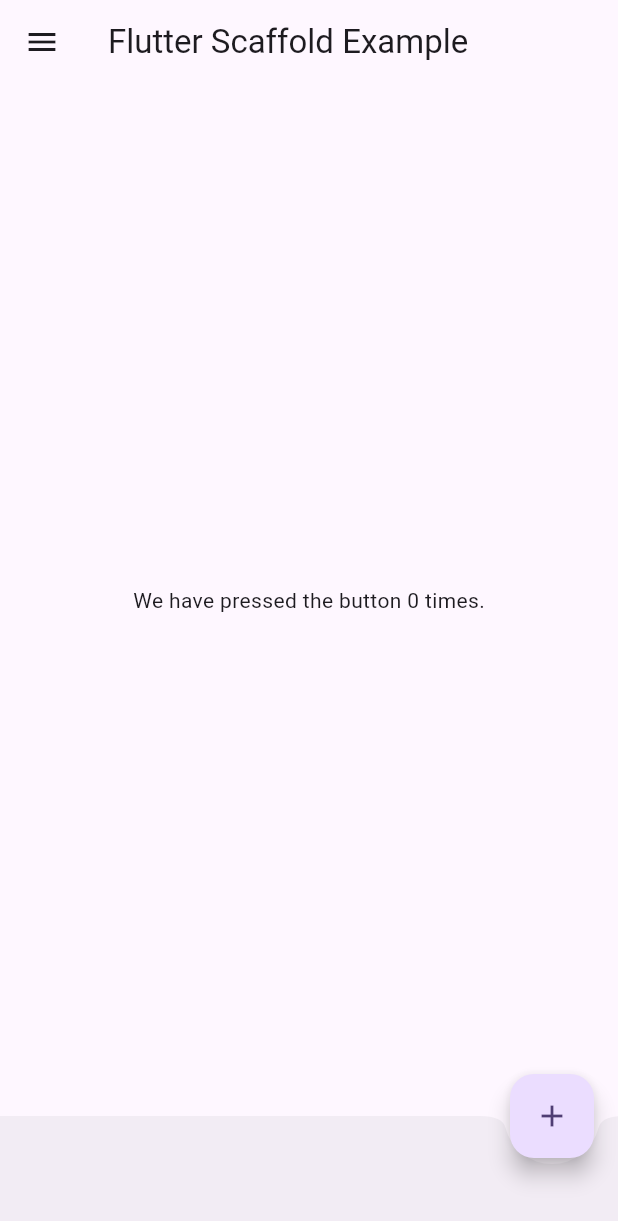
After one commit to niloymamun/flutter-widget, a Flutter app: the MyStatefulWidget screen opened directly, on a phone screen of 412 x 824 dp. The commit adds this screen. Shown: the top 1221 px of the screen. Run offline on Flutter 3.47's test engine with Material 3 defaults, Android fonts, the phone set to English and light mode, and no system bars.

Commit message:
add layout

```diff
--- a/lib/hello.dart
+++ b/lib/hello.dart
@@ -1,19 +1,18 @@
 import 'package:flutter/material.dart';
 
 void main() {
-  runApp(MyHomePage());
+  runApp(Hello());
 }
 
-class MyHomePage extends StatelessWidget {
-  const MyHomePage({super.key});
+class Hello extends StatelessWidget {
+  const Hello({super.key});
   @override
   Widget build(BuildContext context) {
     return MaterialApp(
       home: Scaffold(
-        appBar: AppBar(title: Text('Hello World')),
-        body: Center(
-          child: ElevatedButton(onPressed: () {}, child: Text('Hello World')),
-        ),
+        appBar: AppBar(title: Text('Home Page')),
+
+        body: Center(child: Text('Hello Word')),
       ),
     );
   }
--- /dev/null
+++ b/lib/test2.dart
@@ -0,0 +1,68 @@
+import 'package:flutter/material.dart';
+
+void main() => runApp(MyApp());
+
+/// This Widget is the main application widget.
+class MyApp extends StatelessWidget {
+  const MyApp({super.key});
+
+  @override
+  Widget build(BuildContext context) {
+    return MaterialApp(home: MyStatefulWidget());
+  }
+}
+
+class MyStatefulWidget extends StatefulWidget {
+  const MyStatefulWidget({super.key});
+
+  @override
+  _MyStatefulWidgetState createState() => _MyStatefulWidgetState();
+}
+
+class _MyStatefulWidgetState extends State<MyStatefulWidget> {
+  int _count = 0;
+
+  @override
+  Widget build(BuildContext context) {
+    return Scaffold(
+      appBar: AppBar(title: Text('Flutter Scaffold Example')),
+      body: Center(child: Text('We have pressed the button $_count times.')),
+      bottomNavigationBar: BottomAppBar(
+        shape: const CircularNotchedRectangle(),
+        child: Container(height: 50.0),
+      ),
+      floatingActionButton: FloatingActionButton(
+        onPressed:
+            () => setState(() {
+              _count++;
+            }),
+        tooltip: 'Increment Counter',
+        child: Icon(Icons.add),
+      ),
+      floatingActionButtonLocation: FloatingActionButtonLocation.endDocked,
+      drawer: Drawer(
+        elevation: 20.0,
+        child: Column(
+          children: <Widget>[
+            UserAccountsDrawerHeader(
+              accountName: Text("javatpoint"),
+              accountEmail: Text("javatpoint@gmail.com"),
+              currentAccountPicture: CircleAvatar(
+                backgroundColor: Colors.yellow,
+                child: Text("abc"),
+              ),
+            ),
+            ListTile(title: Text("Inbox"), leading: Icon(Icons.mail)),
+            Divider(height: 0.1),
+            ListTile(title: Text("Primary"), leading: Icon(Icons.inbox)),
+            ListTile(title: Text("Social"), leading: Icon(Icons.people)),
+            ListTile(
+              title: Text("Promotions"),
+              leading: Icon(Icons.local_offer),
+            ),
+          ],
+        ),
+      ),
+    );
+  }
+}
```
Also changed, not shown: lib/layout.dart (added).
